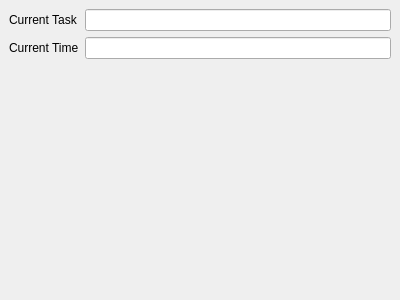
Qt form djon/currenttime.ui (crossleyjuan/djon) before a commit.
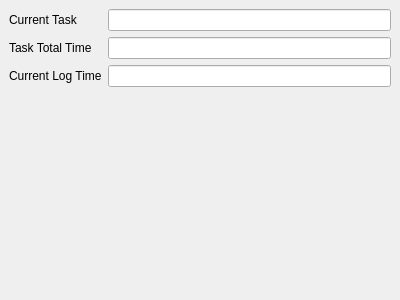
The same form after that commit.

Commit message: Current Window will now show the total time of the selected task.

The edit to the form file:
```diff
--- a/djon/currenttime.ui
+++ b/djon/currenttime.ui
@@ -28,22 +28,40 @@
       </property>
      </widget>
     </item>
+    <item row="1" column="1">
+     <widget class="QLineEdit" name="currentTask">
+      <property name="readOnly">
+       <bool>true</bool>
+      </property>
+     </widget>
+    </item>
     <item row="2" column="0">
-     <widget class="QLabel" name="label_2">
+     <widget class="QLabel" name="label_3">
       <property name="text">
-       <string>Current Time</string>
+       <string>Task Total Time</string>
       </property>
      </widget>
     </item>
     <item row="2" column="1">
+     <widget class="QLineEdit" name="totalTime">
+      <property name="readOnly">
+       <bool>true</bool>
+      </property>
+     </widget>
+    </item>
+    <item row="3" column="1">
      <widget class="QLineEdit" name="currentTime">
       <property name="readOnly">
        <bool>true</bool>
       </property>
      </widget>
     </item>
-    <item row="1" column="1">
-     <widget class="QLineEdit" name="currentTask"/>
+    <item row="3" column="0">
+     <widget class="QLabel" name="label_2">
+      <property name="text">
+       <string>Current Log Time</string>
+      </property>
+     </widget>
     </item>
    </layout>
   </widget>
```
The commit also changes 5 other files.
